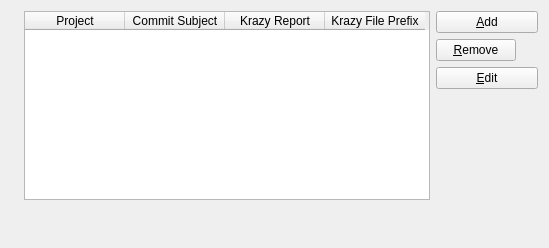
The window that applets/kdeobservatory/src/ui/kdeobservatoryconfigprojects.ui (KDE/kdeplasma-addons) describes before a commit, drawn with Qt 5.
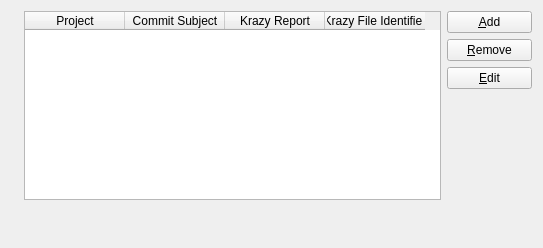
The same window after the commit. Icons and pictures are not drawn. Custom widgets are drawn as their Qt base class.

Patch:
```diff
--- a/applets/kdeobservatory/src/ui/kdeobservatoryconfigprojects.ui
+++ b/applets/kdeobservatory/src/ui/kdeobservatoryconfigprojects.ui
@@ -71,7 +71,7 @@
          </column>
          <column>
           <property name="text">
-           <string>Krazy File Prefix</string>
+           <string>Krazy File Identifier</string>
           </property>
          </column>
         </widget>
@@ -103,10 +103,16 @@
          </property>
          <property name="minimumSize">
           <size>
-           <width>102</width>
+           <width>85</width>
            <height>0</height>
           </size>
          </property>
+         <property name="maximumSize">
+          <size>
+           <width>85</width>
+           <height>16777215</height>
+          </size>
+         </property>
          <property name="text">
           <string>&amp;Add</string>
          </property>
@@ -124,6 +130,18 @@
            <verstretch>0</verstretch>
           </sizepolicy>
          </property>
+         <property name="minimumSize">
+          <size>
+           <width>85</width>
+           <height>0</height>
+          </size>
+         </property>
+         <property name="maximumSize">
+          <size>
+           <width>85</width>
+           <height>16777215</height>
+          </size>
+         </property>
          <property name="text">
           <string>&amp;Remove</string>
          </property>
@@ -143,10 +161,16 @@
          </property>
          <property name="minimumSize">
           <size>
-           <width>102</width>
+           <width>85</width>
            <height>0</height>
           </size>
          </property>
+         <property name="maximumSize">
+          <size>
+           <width>85</width>
+           <height>16777215</height>
+          </size>
+         </property>
          <property name="text">
           <string>&amp;Edit</string>
          </property>
```
Left out of the diff: 15 changed lines with no effect on the pictures.
